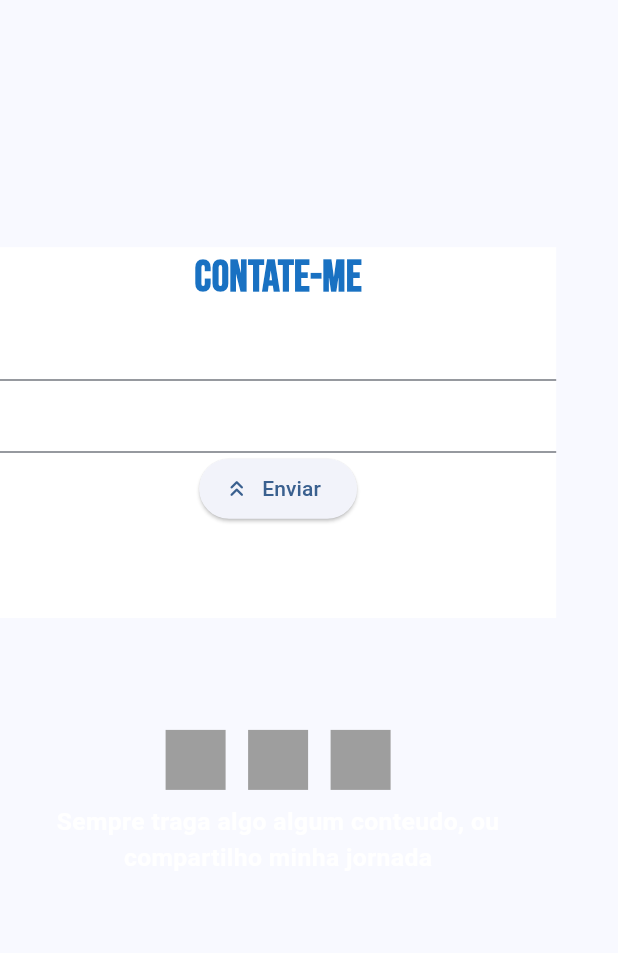
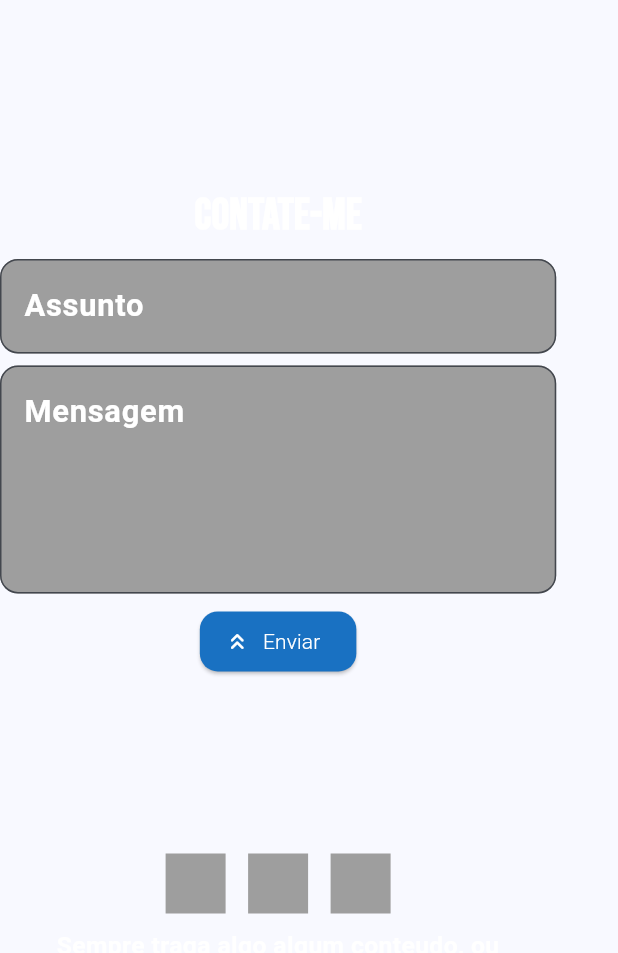
Before and after one commit to JoseGoncalvess/flutter-portifolio, a Flutter app: the ContactWidget widget shown alone on an empty page, opened directly, on a phone screen of 412 x 824 dp. Shown: the top 953 px of the screen. Run offline on Flutter 3.47's test engine with Material 3 defaults, Android fonts, the phone set to English and light mode, and no system bars; our stand-ins replace google_fonts.

Commit message:
feat: Created Formulario camps

```diff
--- a/lib/core/components/contact_widget.dart
+++ b/lib/core/components/contact_widget.dart
@@ -19,32 +19,94 @@ class _ContactWidgetState extends State<ContactWidget> {
         crossAxisAlignment: CrossAxisAlignment.center,
         children: [
           Container(
-            color: Colors.white,
             width: MediaQuery.sizeOf(context).width * 0.9,
-            height: MediaQuery.sizeOf(context).height * 0.3,
+            height: MediaQuery.sizeOf(context).height * 0.5,
             child: Column(
+              spacing: 8,
               children: [
                 Text(
                   "Contate-me",
                   style: GoogleFonts.bebasNeue(
-                    color: prymariColor,
+                    color: Colors.white,
                     fontSize: MediaQuery.sizeOf(context).width * 0.07,
                     fontWeight: FontWeight.bold,
                   ),
                 ),
-                TextField(),
-                TextField(),
+                TextField(
+                  style: TextStyle(
+                    color: Colors.white,
+                    fontWeight: FontWeight.w600,
+                  ),
+
+                  decoration: InputDecoration(
+                    hintText: "Assunto",
+                    hintStyle: GoogleFonts.roboto(
+                      color: Colors.white,
+                      fontSize: MediaQuery.sizeOf(context).width * 0.05,
+                      fontWeight: FontWeight.bold,
+                    ),
+                    filled: true,
+                    fillColor: Colors.grey,
+                    border: OutlineInputBorder(
+                      borderSide: BorderSide(color: prymariColor, width: 2),
+                      borderRadius: BorderRadius.circular(12),
+                    ),
+                  ),
+                ),
+                SizedBox(
+                  width: double.infinity,
+                  child: TextField(
+                    maxLines: 5,
+                    keyboardType: TextInputType.multiline,
+                    style: TextStyle(
+                      color: Colors.white,
+                      fontWeight: FontWeight.bold,
+                    ),
+
+                    decoration: InputDecoration(
+                      filled: true,
+                      fillColor: Colors.grey,
+                      hintText: "Mensagem",
+                      hintStyle: GoogleFonts.roboto(
+                        color: Colors.white,
+                        fontSize: MediaQuery.sizeOf(context).width * 0.05,
+                        fontWeight: FontWeight.bold,
+                      ),
+                      border: OutlineInputBorder(
+                        borderSide: BorderSide(color: prymariColor, width: 2),
+                        borderRadius: BorderRadius.circular(12),
+                      ),
+                    ),
+                  ),
+                ),
                 ElevatedButton.icon(
+                  style: ButtonStyle(
+                    backgroundColor: WidgetStateProperty.all(prymariColor),
+                    shape: WidgetStateProperty.all(
+                      RoundedRectangleBorder(
+                        borderRadius: BorderRadius.circular(12),
+                      ),
+                    ),
+                  ),
                   onPressed: () {},
-                  label: Text("Enviar"),
-                  icon: Icon(Icons.keyboard_double_arrow_up_rounded),
+                  label: Text(
+                    "Enviar",
+                    style: TextStyle(
+                      color: Colors.white,
+                      fontWeight: FontWeight.w300,
+                    ),
+                  ),
+                  icon: Icon(
+                    Icons.keyboard_double_arrow_up_rounded,
+                    color: Colors.white,
+                  ),
                 ),
               ],
             ),
           ),
-          Container(
+          SizedBox(
             width: MediaQuery.sizeOf(context).width * 0.9,
-            height: MediaQuery.sizeOf(context).height * 0.3,
+            height: MediaQuery.sizeOf(context).height * 0.2,
             child: Column(
               mainAxisAlignment: MainAxisAlignment.center,
               crossAxisAlignment: CrossAxisAlignment.center,
```
